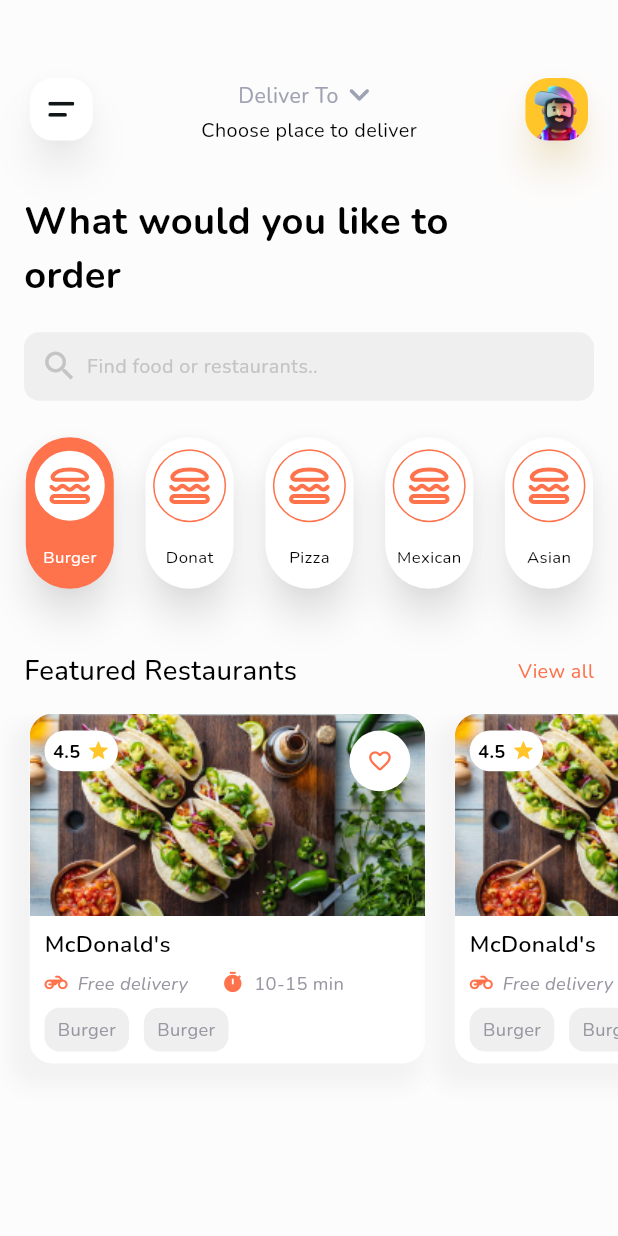
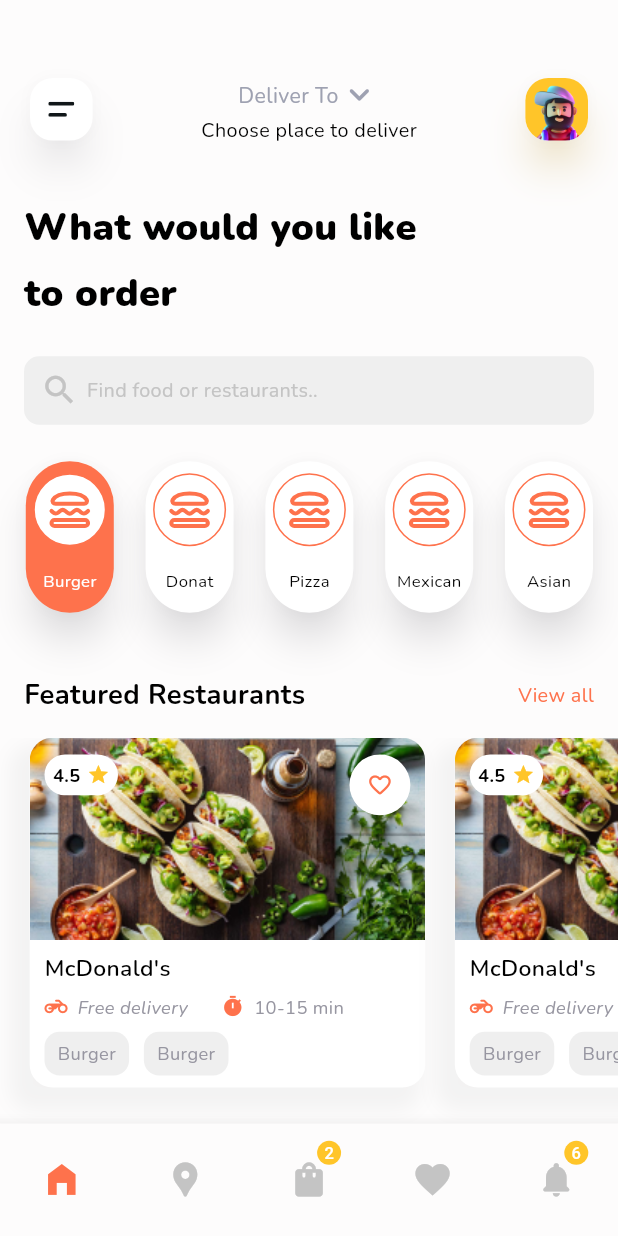
Before and after one commit to HaithamHussienAleryani/food_hub, a Flutter app: the HomePage screen opened by its route, on a phone screen of 412 x 824 dp. Run offline on Flutter 3.47's test engine with Material 3 defaults, Android fonts, the phone set to English and light mode, and no system bars; our stand-ins replace cloud_firestore, firebase_auth, firebase_core, flutter_bloc, flutter_screenutil, flutter_svg and 4 more; accounts and stored records are empty; generated files the repository leaves out were written again.

Commit message:
create the bottom navigation bar

```diff
--- a/lib/features/home/presentation/pages/home_page.dart
+++ b/lib/features/home/presentation/pages/home_page.dart
@@ -1,5 +1,7 @@
 import 'package:flutter/material.dart';
+import 'package:flutter_screenutil/flutter_screenutil.dart';
 import 'package:food_hub/core/theme/app_platte.dart';
+import 'package:food_hub/features/home/presentation/widgets/bottom_navigation_item.dart';
 import 'package:food_hub/features/home/presentation/widgets/drawer.dart';
 import 'package:food_hub/features/home/presentation/widgets/home.dart';
 
@@ -46,6 +48,29 @@ class _HomePageState extends State<HomePage>
 
     return Scaffold(
       backgroundColor: AppPallet.scaffoldBackgroundColor,
+      bottomNavigationBar: SizedBox(
+        height: 74.h,
+        child: BottomNavigationBar(
+          showSelectedLabels: false,
+          enableFeedback: false,
+          backgroundColor: AppPallet.scaffoldBackgroundColor,
+          showUnselectedLabels: false,
+          landscapeLayout: BottomNavigationBarLandscapeLayout.centered,
+          iconSize: 27.sp,
+          selectedFontSize: 0,
+          unselectedFontSize: 0,
+          unselectedItemColor: AppPallet.inputHint,
+          selectedItemColor: AppPallet.primary,
+          type: BottomNavigationBarType.fixed,
+          items: [
+            getBottomNavItem(Icons.home_filled, 0),
+            getBottomNavItem(Icons.location_pin, 0),
+            getBottomNavItem(Icons.shopping_bag_rounded, 2),
+            getBottomNavItem(Icons.favorite, 0),
+            getBottomNavItem(Icons.notifications_rounded, 6)
+          ],
+        ),
+      ),
       body: Stack(
         children: <Widget>[
           AnimatedDrawer(
--- /dev/null
+++ b/lib/features/home/presentation/widgets/bottom_navigation_item.dart
@@ -0,0 +1,17 @@
+import 'package:flutter/material.dart';
+import 'package:flutter_screenutil/flutter_screenutil.dart';
+
+BottomNavigationBarItem getBottomNavItem(IconData icons, int count) =>
+    BottomNavigationBarItem(
+        backgroundColor: Colors.red,
+        icon: Badge(
+          isLabelVisible: count > 0,
+          offset: Offset(7.w, -12.h),
+          backgroundColor: Color(0xffFFC529),
+          alignment: Alignment.topRight,
+          label: Text(count.toString()),
+          child: Icon(
+            icons,
+          ),
+        ),
+        label: 'home');
--- a/lib/features/home/presentation/widgets/home.dart
+++ b/lib/features/home/presentation/widgets/home.dart
@@ -7,6 +7,7 @@ import 'package:food_hub/core/theme/app_platte.dart';
 import 'package:food_hub/features/home/presentation/widgets/appbar.dart';
 import 'package:food_hub/features/home/presentation/widgets/category_card.dart';
 import 'package:food_hub/features/home/presentation/widgets/featured_restaurant_card.dart';
+import 'package:food_hub/features/home/presentation/widgets/meal_card.dart';
 
 class HomeWidget extends StatefulWidget {
   final Duration duration;
@@ -69,7 +70,9 @@ class _HomeWidgetState extends State<HomeWidget> {
                       child: Text(
                         "What would you like to order",
                         style: TextStyle(
-                            fontSize: 25.sp, fontWeight: FontWeight.bold),
+                            height: 1.7.h,
+                            fontSize: 25.sp,
+                            fontWeight: FontWeight.w900),
                       ),
                     ),
                   ),
@@ -142,7 +145,7 @@ class _HomeWidgetState extends State<HomeWidget> {
                         Text(
                           'Featured Restaurants',
                           style: TextStyle(
-                              fontSize: 18.sp, fontWeight: FontWeight.w500),
+                              fontSize: 18.sp, fontWeight: FontWeight.w700),
                         ),
                         Text(
                           "View all",
@@ -168,7 +171,42 @@ class _HomeWidgetState extends State<HomeWidget> {
                       ),
                     ),
                   ),
-                  VerticalSpace(space: 0.5.sh),
+                  Padding(
+                    padding: const EdgeInsets.symmetric(horizontal: 16),
+                    child: Row(
+                      mainAxisAlignment: MainAxisAlignment.spaceBetween,
+                      crossAxisAlignment: CrossAxisAlignment.center,
+                      children: [
+                        Text(
+                          'Popular items',
+                          style: TextStyle(
+                              fontSize: 18.sp, fontWeight: FontWeight.w700),
+                        ),
+                        Text(
+                          "View all",
+                          style: TextStyle(
+                              fontSize: 13.sp, color: AppPallet.primary),
+                        ),
+                      ],
+                    ),
+                  ),
+                  VerticalSpace(space: 15.h),
+                  SingleChildScrollView(
+                    scrollDirection: Axis.horizontal,
+                    child: SizedBox(
+                      height: 300.h,
+                      child: Row(
+                        crossAxisAlignment: CrossAxisAlignment.start,
+                        children: [
+                          const MealCard(),
+                          const MealCard(),
+                          const MealCard(),
+                          HorizontalSpace(space: 16.w),
+                        ],
+                      ),
+                    ),
+                  ),
+                  VerticalSpace(space: 0.05.sh),
                 ],
               ),
             ),
--- a/pubspec.yaml
+++ b/pubspec.yaml
@@ -55,6 +55,7 @@ dependencies:
   firebase_auth: ^4.20.0
   google_sign_in: ^6.2.1
   cloud_firestore: ^4.17.5
+  badges: ^3.1.2
 
 
 dev_dependencies:
```
Also changed, not shown: lib/features/home/presentation/widgets/meal_card.dart (added, +135 -0 lines), pubspec.lock.
